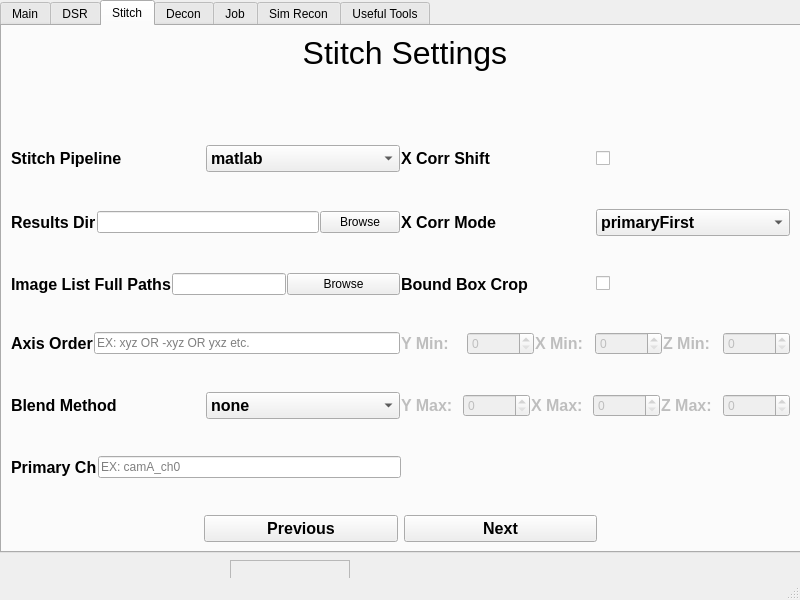
The window that mainwindow.ui (abcucberkeley/PetaKit5D-GUI) describes before a commit, drawn with Qt 5.
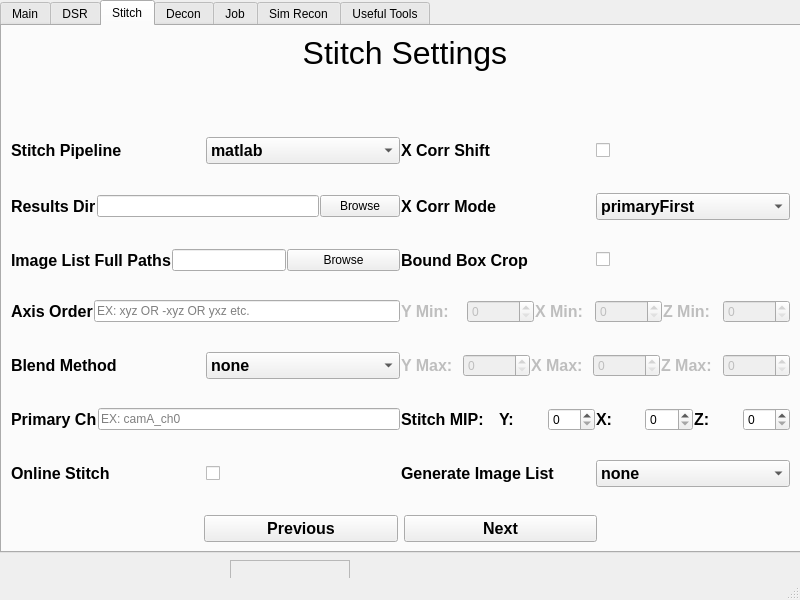
The same window after the commit. The open tabs and pages were chosen to show the change.

Diff of the .ui file:
```diff
--- a/mainwindow.ui
+++ b/mainwindow.ui
@@ -2367,17 +2367,225 @@
            </layout>
           </item>
           <item>
-           <spacer name="horizontalSpacer_31">
-            <property name="orientation">
-             <enum>Qt::Horizontal</enum>
-            </property>
-            <property name="sizeHint" stdset="0">
-             <size>
-              <width>40</width>
-              <height>20</height>
-             </size>
-            </property>
-           </spacer>
+           <layout class="QHBoxLayout" name="stitchStitchMIPHorizontalLayout">
+            <item>
+             <layout class="QHBoxLayout" name="stitchStitchMIPLabelLayout">
+              <item>
+               <widget class="QLabel" name="stitchStitchMIPLabel">
+                <property name="font">
+                 <font>
+                  <pointsize>12</pointsize>
+                  <bold>true</bold>
+                 </font>
+                </property>
+                <property name="text">
+                 <string>Stitch MIP:</string>
+                </property>
+               </widget>
+              </item>
+             </layout>
+            </item>
+            <item>
+             <layout class="QHBoxLayout" name="stitchStitchMIPYHorizontalLayout">
+              <item>
+               <widget class="QLabel" name="stitchStitchMIPYLabel">
+                <property name="enabled">
+                 <bool>true</bool>
+                </property>
+                <property name="font">
+                 <font>
+                  <pointsize>12</pointsize>
+                  <bold>true</bold>
+                 </font>
+                </property>
+                <property name="text">
+                 <string>Y:</string>
+                </property>
+               </widget>
+              </item>
+              <item>
+               <widget class="QSpinBox" name="stitchStitchMIPYSpinBox">
+                <property name="enabled">
+                 <bool>true</bool>
+                </property>
+                <property name="minimum">
+                 <number>0</number>
+                </property>
+                <property name="maximum">
+                 <number>1</number>
+                </property>
+                <property name="value">
+                 <number>0</number>
+                </property>
+               </widget>
+              </item>
+             </layout>
+            </item>
+            <item>
+             <layout class="QHBoxLayout" name="stitchStitchMIPXHorizontalLayout">
+              <item>
+               <widget class="QLabel" name="stitchStitchMIPXLabel">
+                <property name="enabled">
+                 <bool>true</bool>
+                </property>
+                <property name="font">
+                 <font>
+                  <pointsize>12</pointsize>
+                  <bold>true</bold>
+                 </font>
+                </property>
+                <property name="text">
+                 <string>X:</string>
+                </property>
+               </widget>
+              </item>
+              <item>
+               <widget class="QSpinBox" name="stitchStitchMIPXSpinBox">
+                <property name="enabled">
+                 <bool>true</bool>
+                </property>
+                <property name="minimum">
+                 <number>0</number>
+                </property>
+                <property name="maximum">
+                 <number>1</number>
+                </property>
+                <property name="value">
+                 <number>0</number>
+                </property>
+               </widget>
+              </item>
+             </layout>
+            </item>
+            <item>
+             <layout class="QHBoxLayout" name="stitchStitchMIPZHorizontalLayout">
+              <item>
+               <widget class="QLabel" name="stitchStitchMIPZLabel">
+                <property name="enabled">
+                 <bool>true</bool>
+                </property>
+                <property name="font">
+                 <font>
+                  <pointsize>12</pointsize>
+                  <bold>true</bold>
+                 </font>
+                </property>
+                <property name="text">
+                 <string>Z:</string>
+                </property>
+               </widget>
+              </item>
+              <item>
+               <widget class="QSpinBox" name="stitchStitchMIPZSpinBox">
+                <property name="enabled">
+                 <bool>true</bool>
+                </property>
+                <property name="minimum">
+                 <number>0</number>
+                </property>
+                <property name="maximum">
+                 <number>1</number>
+                </property>
+                <property name="value">
+                 <number>0</number>
+                </property>
+               </widget>
+              </item>
+             </layout>
+            </item>
+           </layout>
+          </item>
+         </layout>
+        </item>
+        <item>
+         <spacer name="verticalSpacer_42">
+          <property name="orientation">
+           <enum>Qt::Vertical</enum>
+          </property>
+          <property name="sizeType">
+           <enum>QSizePolicy::Preferred</enum>
+          </property>
+          <property name="sizeHint" stdset="0">
+           <size>
+            <width>20</width>
+            <height>10</height>
+           </size>
+          </property>
+         </spacer>
+        </item>
+        <item>
+         <layout class="QHBoxLayout" name="horizontalLayout_156" stretch="1,1">
+          <item>
+           <layout class="QHBoxLayout" name="stitchOnlineStitchHorizontalLayout">
+            <item>
+             <widget class="QLabel" name="stitchOnlineStitchLabel">
+              <property name="font">
+               <font>
+                <pointsize>12</pointsize>
+                <bold>true</bold>
+               </font>
+              </property>
+              <property name="text">
+               <string>Online Stitch</string>
+              </property>
+             </widget>
+            </item>
+            <item>
+             <widget class="QCheckBox" name="stitchOnlineStitchCheckBox">
+              <property name="text">
+               <string/>
+              </property>
+             </widget>
+            </item>
+           </layout>
+          </item>
+          <item>
+           <layout class="QHBoxLayout" name="stitchGenerateImageListHorizontalLayout">
+            <item>
+             <widget class="QLabel" name="stitchGenerateImageListLabel">
+              <property name="font">
+               <font>
+                <pointsize>12</pointsize>
+                <bold>true</bold>
+               </font>
+              </property>
+              <property name="text">
+               <string>Generate Image List</string>
+              </property>
+             </widget>
+            </item>
+            <item>
+             <widget class="QComboBox" name="stitchGenerateImageListComboBox">
+              <property name="font">
+               <font>
+                <pointsize>12</pointsize>
+                <bold>true</bold>
+               </font>
+              </property>
+              <property name="editable">
+               <bool>false</bool>
+              </property>
+              <property name="currentText">
+               <string>none</string>
+              </property>
+              <item>
+               <property name="text">
+                <string>none</string>
+               </property>
+              </item>
+              <item>
+               <property name="text">
+                <string>from_encoder</string>
+               </property>
+              </item>
+              <item>
+               <property name="text">
+                <string>from_sqlite</string>
+               </property>
+              </item>
+             </widget>
+            </item>
+           </layout>
           </item>
          </layout>
         </item>
```
Left out of the diff: 8 changed lines with no effect on the pictures.
